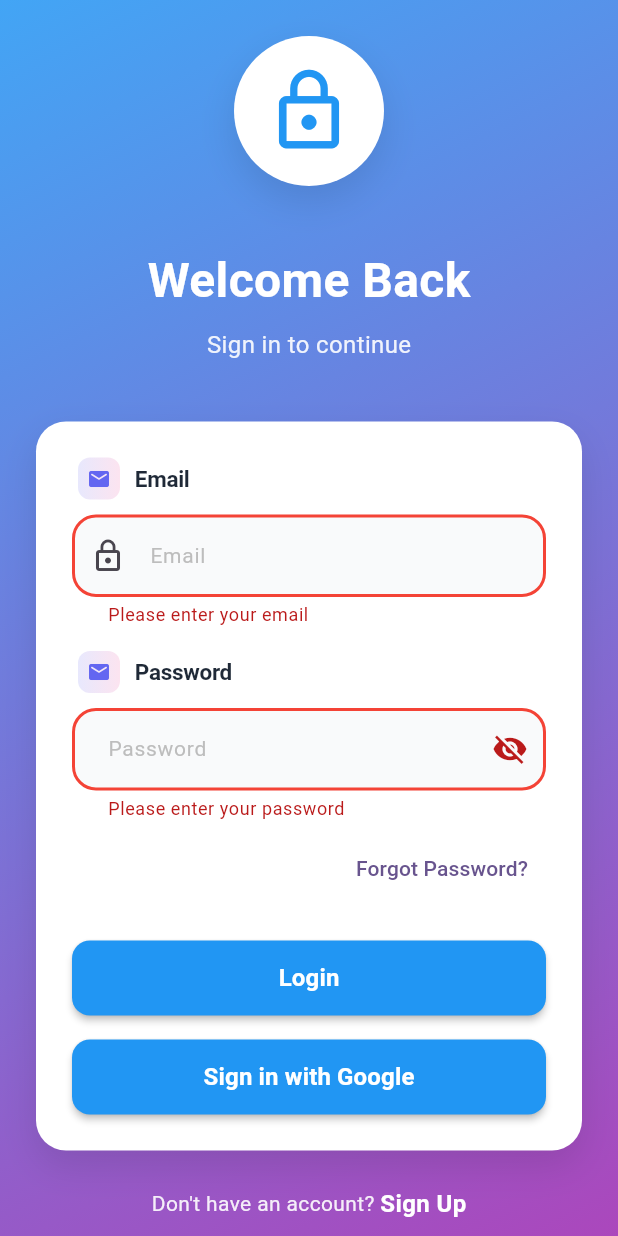
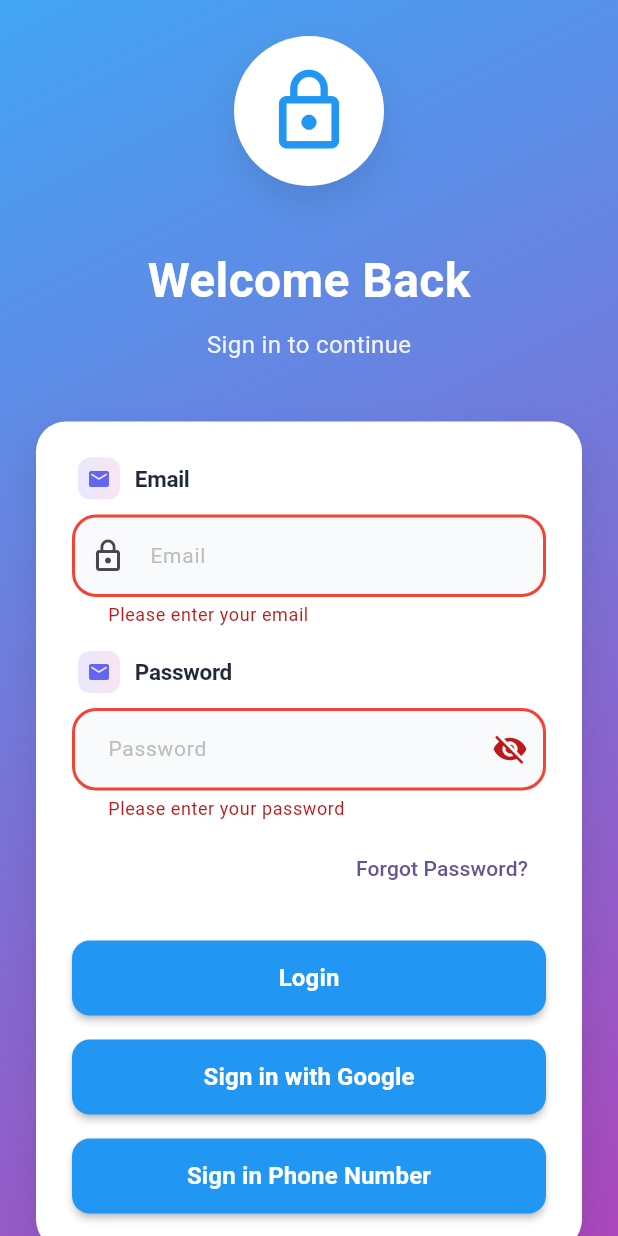
Before and after one commit to Mansoor-Ahmed-Butt/firebase_auth_with_agora_rtc, a Flutter app: the screen it shows once a user with an empty profile is signed in, after a tap on the "logout" icon, after a tap on "Login", after a tap on "Sign in with Google", on a phone screen of 412 x 824 dp. Run offline on Flutter 3.47's test engine with Material 3 defaults, Android fonts, the phone set to English and light mode, and no system bars; our stand-ins replace awesome_snackbar_content, cloud_firestore, firebase_auth, firebase_core, flutter_easyloading, get and 5 more; missing offline and left inert: agora_rtc_engine; accounts and stored records are empty.

Commit message:
phone auth added
phone auth added
+923448822792
123456

```diff
--- a/sign_in_google_with_agora/lib/modules/auth/auth_wrapper.dart
+++ b/sign_in_google_with_agora/lib/auth/auth_wrapper.dart
@@ -1,8 +1,8 @@
 import 'package:firebase_auth/firebase_auth.dart';
 import 'package:flutter/material.dart';
-import 'views/login_view.dart';
-import 'views/home_screen.dart';
-import 'bindings/auth_binding.dart';
+import '../modules/views/login_view.dart';
+import '../modules/views/home_screen.dart';
+import '../modules/bindings/auth_binding.dart';
 
 class AuthWrapper extends StatelessWidget {
   const AuthWrapper({super.key});
@@ -23,7 +23,7 @@ class AuthWrapper extends StatelessWidget {
           return const HomeScreen();
         }
 
-        return const LoginView();
+        return LoginView();
       },
     );
   }
--- a/sign_in_google_with_agora/lib/modules/auth/services/auth_service.dart
+++ b/sign_in_google_with_agora/lib/auth/firebase_auth/firebase_auth.dart
@@ -1,7 +1,9 @@
 import 'package:cloud_firestore/cloud_firestore.dart';
 import 'package:firebase_auth/firebase_auth.dart';
+import 'package:flutter/widgets.dart';
 import 'package:google_sign_in/google_sign_in.dart';
-import 'package:flutter/foundation.dart';
+import 'package:go_router/go_router.dart';
+import 'package:sign_in_google_with_agora/services/notification_service.dart';
 
 class AuthService {
   AuthService._();
@@ -45,7 +47,7 @@ class AuthService {
     return await _auth.signOut();
   }
 
-  Future<Null> signInWithGoogle() async {
+  Future<UserCredential?> signInWithGoogle() async {
     try {
       // Trigger the Google Sign-In flow
       final GoogleSignInAccount? googleUser = await GoogleSignIn().signIn();
@@ -60,7 +62,7 @@ class AuthService {
       // Create a new credential for Firebase
       final credential = GoogleAuthProvider.credential(accessToken: googleAuth.accessToken, idToken: googleAuth.idToken);
 
-      // Sign in to Firebase with the credential
+      // Sign in to Firebase with the credential and return the result
       final userCredential = await _auth.signInWithCredential(credential);
 
       // Save user info to Firestore
@@ -76,9 +78,7 @@ class AuthService {
       //   }, SetOptions(merge: true));
       // }
 
-      // return userCredential;
-
-      await _auth.signInWithCredential(credential);
+      return userCredential;
     } on FirebaseAuthException catch (e) {
       debugPrint('FirebaseAuthException: ${e.code}, ${e.message}');
       rethrow;
@@ -89,7 +89,41 @@ class AuthService {
   }
 
   Future<void> signOutWithGoogle() async {
-    await GoogleSignIn().signOut();
+    try {
+      // Sign out from Firebase first, then disconnect GoogleSignIn to clear any cached account
+      await _auth.signOut();
+      final googleSignIn = GoogleSignIn();
+      if (await googleSignIn.isSignedIn()) {
+        await googleSignIn.disconnect();
+      }
+      await googleSignIn.signOut();
+    } catch (e) {
+      debugPrint('Error during Google sign out: $e');
+    }
+  }
+
+  Future<void> verifyPhoneNumbertoLogIn(BuildContext context, String phone) async {
+    try {
+      await _auth.verifyPhoneNumber(
+        phoneNumber: phone,
+        timeout: const Duration(seconds: 60),
+        verificationCompleted: (PhoneAuthCredential credential) async {
+          debugPrint('Phone number automatically verified and user signed in: ${credential.smsCode}  ${credential.verificationId}');
+          _auth.signInWithCredential(credential);
+        },
+        verificationFailed: (FirebaseAuthException e) {
+          NotificationService.instance.showError('Verification failed:=============================>1 ${e.code}');
+        },
+        codeSent: (String verificationId, int? resendToken) {
+          context.go('/verify-otp', extra: {'verificationId': verificationId, 'phone': phone});
+        },
+        codeAutoRetrievalTimeout: (String verificationId) {},
+      );
+    } on FirebaseAuthException catch (e) {
+      NotificationService.instance.showError('Error: ${e.code}');
+    } catch (e) {
+      NotificationService.instance.showError('Error: $e');
+    }
   }
 
   // Future<List<String>> fetchSignInMethodsForEmail(String email) async {
--- a/sign_in_google_with_agora/lib/main.dart
+++ b/sign_in_google_with_agora/lib/main.dart
@@ -1,6 +1,7 @@
 import 'package:firebase_core/firebase_core.dart';
 import 'package:flutter/material.dart';
 import 'package:get/get.dart';
+import 'package:flutter_easyloading/flutter_easyloading.dart';
 import 'package:sign_in_google_with_agora/firebase_options.dart';
 import 'routes/app_router.dart';
 
@@ -22,6 +23,7 @@ class MyApp extends StatelessWidget {
       routeInformationParser: AppRouter.router.routeInformationParser,
       routeInformationProvider: AppRouter.router.routeInformationProvider,
       theme: ThemeData(useMaterial3: true, colorSchemeSeed: Colors.deepPurple),
+      builder: EasyLoading.init(),
     );
   }
 }
--- a/sign_in_google_with_agora/lib/modules/auth/bindings/auth_binding.dart
+++ b/sign_in_google_with_agora/lib/modules/bindings/auth_binding.dart
@@ -1,9 +1,11 @@
 import 'package:get/get.dart';
-import 'package:sign_in_google_with_agora/modules/auth/controllers/home_controller.dart';
+import 'package:sign_in_google_with_agora/modules/controllers/home_controller.dart';
 
 import '../controllers/login_controller.dart';
 import '../controllers/signup_controller.dart';
 import '../controllers/forgot_password_controller.dart';
+import '../controllers/phone_auth_controller.dart';
+import '../controllers/verify_otp_controller.dart';
 
 class AuthBinding extends Bindings {
   @override
@@ -12,5 +14,7 @@ class AuthBinding extends Bindings {
     Get.lazyPut<SignupController>(() => SignupController());
     Get.lazyPut<HomeController>(() => HomeController());
     Get.lazyPut<ForgotPasswordController>(() => ForgotPasswordController());
+    Get.lazyPut<PhoneAuthController>(() => PhoneAuthController());
+    Get.lazyPut<VerifyOtpController>(() => VerifyOtpController());
   }
 }
--- a/sign_in_google_with_agora/lib/modules/auth/controllers/forgot_password_controller.dart
+++ b/sign_in_google_with_agora/lib/modules/controllers/forgot_password_controller.dart
@@ -1,7 +1,7 @@
 import 'package:firebase_auth/firebase_auth.dart';
 import 'package:flutter/material.dart';
 import 'package:get/get.dart';
-import 'package:sign_in_google_with_agora/modules/auth/services/auth_service.dart';
+import 'package:sign_in_google_with_agora/auth/firebase_auth/firebase_auth.dart';
 import 'package:sign_in_google_with_agora/services/notification_service.dart';
 
 class ForgotPasswordController extends GetxController {
--- /dev/null
+++ b/sign_in_google_with_agora/lib/modules/controllers/phone_auth_controller.dart
@@ -0,0 +1,33 @@
+import 'package:flutter/material.dart';
+import 'package:get/get.dart';
+import 'package:flutter_easyloading/flutter_easyloading.dart';
+import 'package:firebase_auth/firebase_auth.dart';
+import 'package:go_router/go_router.dart';
+import 'package:sign_in_google_with_agora/auth/firebase_auth/firebase_auth.dart';
+import 'package:sign_in_google_with_agora/services/notification_service.dart';
+
+class PhoneAuthController extends GetxController {
+  TextEditingController phoneController = TextEditingController();
+  final RxBool isSending = false.obs;
+  String? phoneNumber;
+
+  Future<void> sendCode(BuildContext context) async {
+    // Prefer the complete number provided by IntlPhoneField (includes country code)
+    final phone = (phoneNumber != null && phoneNumber!.isNotEmpty) ? phoneNumber!.trim() : phoneController.text.trim();
+
+    if (phone.isEmpty) {
+      NotificationService.instance.showInfo('Please enter a phone number');
+      return;
+    }
+
+    debugPrint('Sending code to $phone');
+    isSending.value = true;
+    EasyLoading.show(status: 'Sending code...');
+    try {
+      await AuthService.instance.verifyPhoneNumbertoLogIn(context, phone);
+    } finally {
+      isSending.value = false;
+      EasyLoading.dismiss();
+    }
+  }
+}
--- a/sign_in_google_with_agora/lib/modules/auth/views/home_screen.dart
+++ b/sign_in_google_with_agora/lib/modules/views/home_screen.dart
@@ -2,8 +2,8 @@ import 'package:flutter/material.dart';
 import 'package:get/get.dart';
 import 'package:agora_rtc_engine/agora_rtc_engine.dart';
 import 'package:go_router/go_router.dart';
-import 'package:sign_in_google_with_agora/modules/auth/controllers/home_controller.dart';
-import 'package:sign_in_google_with_agora/modules/auth/services/auth_service.dart';
+import 'package:sign_in_google_with_agora/modules/controllers/home_controller.dart';
+import 'package:sign_in_google_with_agora/auth/firebase_auth/firebase_auth.dart';
 
 class HomeScreen extends GetView<HomeController> {
   const HomeScreen({super.key});
@@ -21,7 +21,7 @@ class HomeScreen extends GetView<HomeController> {
               onPressed: () async {
                 try {
                   await AuthService.instance.signOutWithGoogle();
-                  await AuthService.instance.logoutAccount();
+
                   if (!context.mounted) return;
                   context.go('/login');
                 } catch (e) {
--- a/sign_in_google_with_agora/lib/modules/auth/views/login_view.dart
+++ b/sign_in_google_with_agora/lib/modules/views/login_view.dart
@@ -1,7 +1,9 @@
 import 'package:flutter/material.dart';
 import 'package:get/get.dart';
 import 'package:go_router/go_router.dart';
-import 'package:sign_in_google_with_agora/modules/auth/services/auth_service.dart';
+import 'package:sign_in_google_with_agora/auth/firebase_auth/firebase_auth.dart';
+import 'package:sign_in_google_with_agora/services/notification_service.dart';
+import 'package:flutter_easyloading/flutter_easyloading.dart';
 import 'package:sign_in_google_with_agora/widgets/common/custom_text_field.dart';
 import '../controllers/login_controller.dart';
 
@@ -148,7 +150,17 @@ class LoginView extends GetView<LoginController> {
                             height: 50,
                             child: ElevatedButton(
                               onPressed: () async {
-                                await AuthService.instance.signInWithGoogle();
+                                EasyLoading.show(status: 'Signing in with Google...');
+                                try {
+                                  await AuthService.instance.signInWithGoogle();
+                                } catch (e) {
+                                  // show error
+                                  // ignore: avoid_print
+                                  print('Google sign-in error: $e');
+                                  NotificationService.instance.showError('Google sign-in failed');
+                                } finally {
+                                  EasyLoading.dismiss();
+                                }
                               },
                               style: ElevatedButton.styleFrom(
                                 backgroundColor: Colors.blue,
@@ -157,6 +169,23 @@ class LoginView extends GetView<LoginController> {
                                 elevation: 2,
                               ),
                               child: const Text('Sign in with Google', style: TextStyle(fontSize: 16, fontWeight: FontWeight.bold)),
+                            ),
+                          ),
+                          SizedBox(height: 16),
+                          SizedBox(
+                            width: double.infinity,
+                            height: 50,
+                            child: ElevatedButton(
+                              onPressed: () {
+                                context.push('/phone');
+                              },
+                              style: ElevatedButton.styleFrom(
+                                backgroundColor: Colors.blue,
+                                foregroundColor: Colors.white,
+                                shape: RoundedRectangleBorder(borderRadius: BorderRadius.circular(12)),
+                                elevation: 2,
+                              ),
+                              child: const Text('Sign in Phone Number', style: TextStyle(fontSize: 16, fontWeight: FontWeight.bold)),
                             ),
                           ),
                         ],
--- a/sign_in_google_with_agora/lib/routes/app_router.dart
+++ b/sign_in_google_with_agora/lib/routes/app_router.dart
@@ -1,12 +1,14 @@
 import 'package:go_router/go_router.dart';
 import '../services/notification_service.dart';
-import 'package:sign_in_google_with_agora/modules/auth/views/home_screen.dart';
+import 'package:sign_in_google_with_agora/modules/views/home_screen.dart';
 
-import '../modules/auth/bindings/auth_binding.dart';
-import '../modules/auth/views/login_view.dart';
-import '../modules/auth/views/signup_view.dart';
-import '../modules/auth/views/forgot_password_view.dart';
-import '../modules/auth/auth_wrapper.dart';
+import '../modules/bindings/auth_binding.dart';
+import '../modules/views/login_view.dart';
+import '../modules/views/signup_view.dart';
+import '../modules/views/forgot_password_view.dart';
+import '../modules/views/phone_auth_view.dart';
+import '../modules/views/verify_otp_view.dart';
+import '../auth/auth_wrapper.dart';
 
 class AppRouter {
   static final router = GoRouter(
@@ -47,6 +49,23 @@ class AppRouter {
           return const HomeScreen();
         },
       ),
+      GoRoute(
+        path: '/phone',
+        builder: (context, state) {
+          AuthBinding().dependencies();
+          return const PhoneAuthView();
+        },
+      ),
+      GoRoute(
+        path: '/verify-otp',
+        builder: (context, state) {
+          AuthBinding().dependencies();
+          final extra = state.extra as Map<String, dynamic>?;
+          final verificationId = extra?['verificationId'] as String?;
+          final phone = extra?['phone'] as String?;
+          return VerifyOtpView(verificationId: verificationId, phone: phone);
+        },
+      ),
     ],
   );
 }
--- a/sign_in_google_with_agora/pubspec.yaml
+++ b/sign_in_google_with_agora/pubspec.yaml
@@ -40,9 +40,12 @@ dependencies:
   firebase_auth: ^6.1.3
   google_sign_in: ^6.1.0
   agora_rtc_engine: ^6.2.1
+  flutter_easyloading: ^3.0.5
   awesome_snackbar_content: ^0.1.8
   flutter_dotenv: ^5.0.2
   permission_handler: ^11.3.1
+  intl_phone_field: ^3.2.0
+  pinput: ^6.0.1
   uuid: ^4.5.2
   get: ^4.7.3
   go_router: ^17.0.1
```
Also changed, not shown: sign_in_google_with_agora/lib/modules/controllers/login_controller.dart (renamed from sign_in_google_with_agora/lib/modules/auth/controllers/login_controller.dart, +7 -1 lines), sign_in_google_with_agora/lib/modules/controllers/signup_controller.dart (renamed from sign_in_google_with_agora/lib/modules/auth/controllers/signup_controller.dart, +7 -2 lines), sign_in_google_with_agora/lib/modules/controllers/verify_otp_controller.dart (added, +64 -0 lines), sign_in_google_with_agora/lib/modules/views/phone_auth_view.dart (added, +45 -0 lines), sign_in_google_with_agora/lib/modules/views/verify_otp_view.dart (added, +40 -0 lines), sign_in_google_with_agora/lib/modules/controllers/home_controller.dart (renamed from sign_in_google_with_agora/lib/modules/auth/controllers/home_controller.dart), sign_in_google_with_agora/lib/modules/views/forgot_password_view.dart (renamed from sign_in_google_with_agora/lib/modules/auth/views/forgot_password_view.dart), sign_in_google_with_agora/lib/modules/views/signup_view.dart (renamed from sign_in_google_with_agora/lib/modules/auth/views/signup_view.dart), sign_in_google_with_agora/pubspec.lock, 1 other file.
